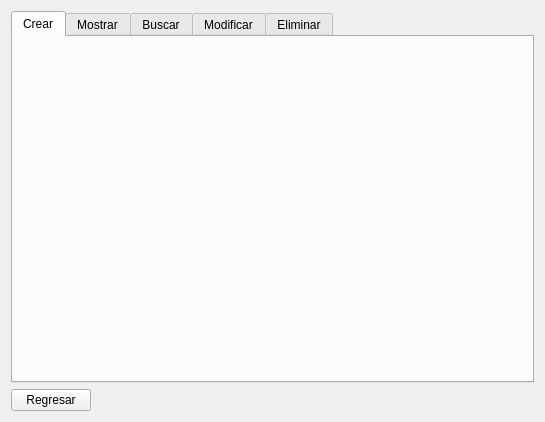
Before: the Qt Designer form Proyecto/menudisponibilidad.ui in alexVillasenor/SEDDII, drawn with Qt 5.
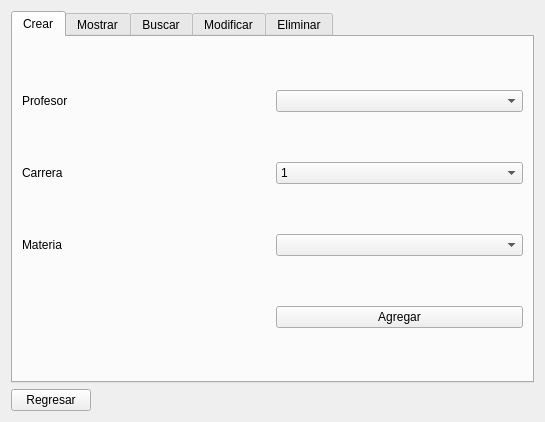
After: the same form once the commit is applied. The open tabs and pages were chosen to show the change.

Commit message: Prueba slot de cambio de combo box exitoso

Patch:
```diff
--- a/Proyecto/menudisponibilidad.ui
+++ b/Proyecto/menudisponibilidad.ui
@@ -23,6 +23,69 @@
       <attribute name="title">
        <string>Crear</string>
       </attribute>
+      <layout class="QGridLayout" name="gridLayout_2">
+       <item row="0" column="0">
+        <widget class="QLabel" name="label">
+         <property name="text">
+          <string>Profesor</string>
+         </property>
+        </widget>
+       </item>
+       <item row="0" column="1">
+        <widget class="QComboBox" name="comboBox_Profesor"/>
+       </item>
+       <item row="1" column="0">
+        <widget class="QLabel" name="label_2">
+         <property name="text">
+          <string>Carrera</string>
+         </property>
+        </widget>
+       </item>
+       <item row="1" column="1">
+        <widget class="QComboBox" name="comboBox_Carrera">
+         <item>
+          <property name="text">
+           <string>1</string>
+          </property>
+         </item>
+         <item>
+          <property name="text">
+           <string>2</string>
+          </property>
+         </item>
+         <item>
+          <property name="text">
+           <string>3</string>
+          </property>
+         </item>
+         <item>
+          <property name="text">
+           <string>4</string>
+          </property>
+         </item>
+        </widget>
+       </item>
+       <item row="2" column="0">
+        <widget class="QLabel" name="label_3">
+         <property name="text">
+          <string>Materia</string>
+         </property>
+        </widget>
+       </item>
+       <item row="2" column="1">
+        <widget class="QComboBox" name="comboBox_Materias"/>
+       </item>
+       <item row="3" column="1">
+        <widget class="QPushButton" name="pushButton_2">
+         <property name="text">
+          <string>Agregar</string>
+         </property>
+         <property name="autoDefault">
+          <bool>true</bool>
+         </property>
+        </widget>
+       </item>
+      </layout>
      </widget>
      <widget class="QWidget" name="tab_2">
       <attribute name="title">
```
Left out of the diff: 2 changed lines with no effect on the pictures. The commit also changes 9 other files.
